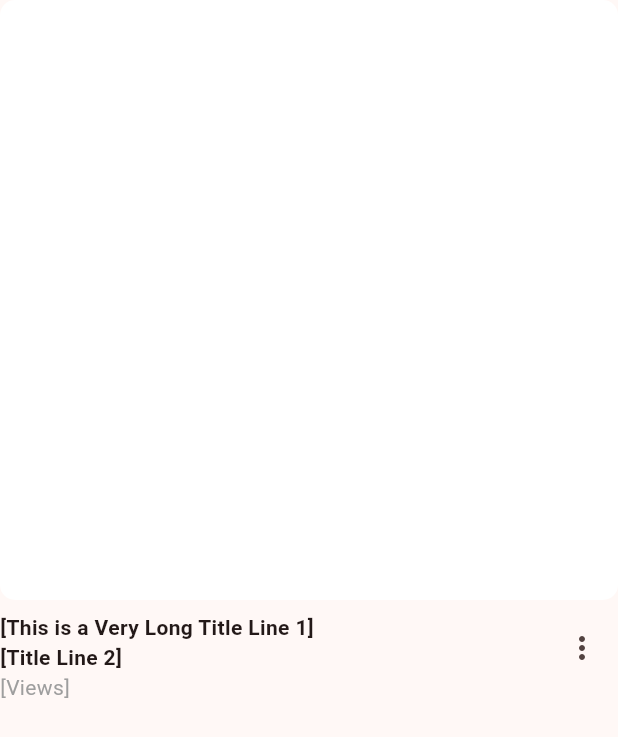
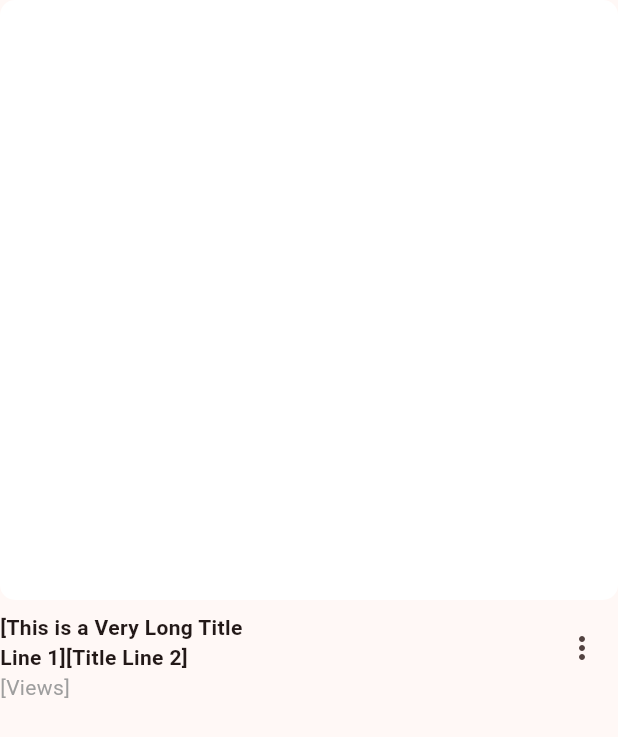
Before and after one commit to realino98/youtube_ui, a Flutter app: the ShortsThumbnail widget shown alone on an empty page, opened directly, on a phone screen of 412 x 824 dp. Shown: the top 737 px of the screen. Run offline on Flutter 3.47's test engine with Material 2 defaults, Android fonts, the phone set to English and light mode, and no system bars.

Commit message:
BR : Added ID, Fix Shorts

```diff
--- a/lib/utils/shortsthumbnail.dart
+++ b/lib/utils/shortsthumbnail.dart
@@ -26,10 +26,15 @@ class ShortsThumbnail extends StatelessWidget {
               Column(
                 crossAxisAlignment: CrossAxisAlignment.start,
                 children: [
-                  Text(
-                    "[This is a Very Long Title Line 1]\n[Title Line 2]",
-                    style: TextStyle(
-                      fontWeight: FontWeight.bold,
+                  Container(
+                    width: 180,
+                    child: Text(
+                      maxLines: 2,
+                      overflow: TextOverflow.ellipsis,
+                      "[This is a Very Long Title Line 1][Title Line 2]",
+                      style: TextStyle(
+                        fontWeight: FontWeight.bold,
+                      ),
                     ),
                   ),
                   Text(
--- a/lib/utils/videothumbnail.dart
+++ b/lib/utils/videothumbnail.dart
@@ -5,12 +5,14 @@ import '../pages/videoplay_page.dart';
 class VideoThumbnail extends StatelessWidget {
   const VideoThumbnail({
     super.key,
+    required this.id,
     required this.title,
     required this.thumbnail,
     required this.channelTitle,
     required this.published,
   });
 
+  final String id;
   final String title;
   final String thumbnail;
   final String channelTitle;
--- a/lib/views/videosview.dart
+++ b/lib/views/videosview.dart
@@ -22,6 +22,7 @@ class _VideosViewState extends State<VideosView> {
       'maxResults': '8',
       // 'channelId': 'UChk1rCFhhnqPnDzcjIJKhTw',
       'chart': 'mostPopular',
+      'regionCode': 'ID',
     };
     var url = Uri.https('www.googleapis.com', '/youtube/v3/videos', parameters);
 
@@ -64,6 +65,7 @@ class _VideosViewState extends State<VideosView> {
         ),
         itemBuilder: (context, index) {
           return VideoThumbnail(
+            id: videoData!['items'][index]['id'],
             title: videoData!['items'][index]['snippet']['title'] ?? 'title',
             thumbnail: videoData!['items'][index]['snippet']['thumbnails']
                 ['medium']['url'],
```
